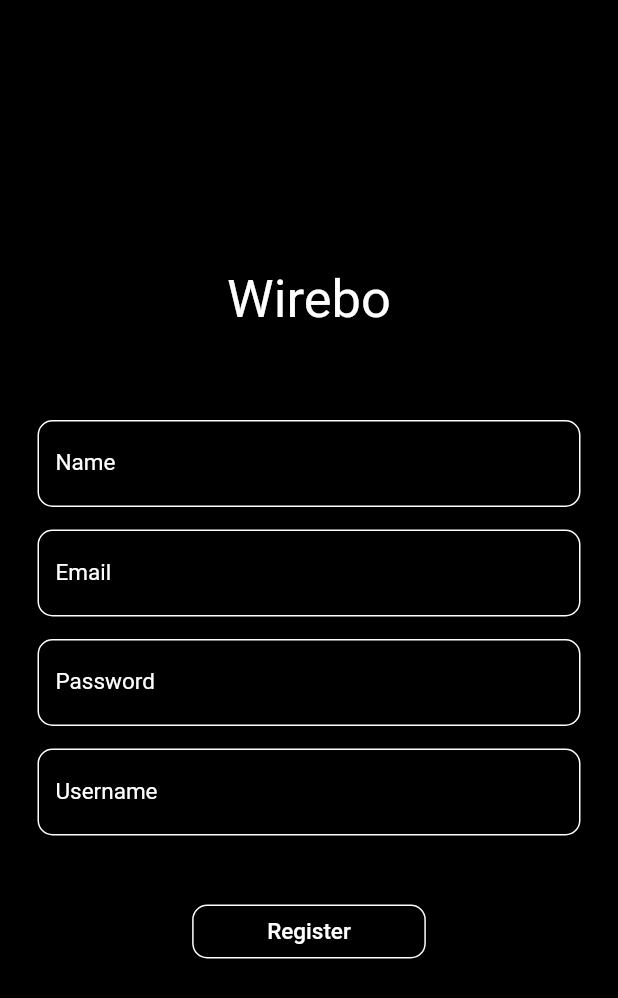
After one commit to mateigraura/wirebo-mobile, a Flutter app: the RegisterScreen screen opened by its route, on a phone screen of 412 x 824 dp. The commit adds this screen. Shown: the top 998 px of the screen. Run offline on Flutter 3.47's test engine with Material 2 defaults, Android fonts, the phone set to English and light mode, and no system bars; our stand-ins replace flutter_secure_storage; missing offline and left inert: global_configuration; accounts and stored records are empty.

Commit message:
refactoring and register screen

```diff
--- /dev/null
+++ b/assets/cfg/config.example.json
@@ -0,0 +1,3 @@
+{
+    "apiUrl": "http://host:port/api"
+}
--- /dev/null
+++ b/lib/screens/register_screen.dart
@@ -0,0 +1,170 @@
+import 'package:flutter/material.dart';
+import 'package:flutter/cupertino.dart';
+import 'package:wirebo/utils/constants.dart';
+import 'package:wirebo/extensions/string_extensions.dart';
+import 'package:wirebo/services/auth_service.dart' as auth;
+
+class RegisterScreen extends StatefulWidget {
+  @override
+  State<StatefulWidget> createState() => _RegisterScreenState();
+}
+
+class _RegisterScreenState extends State<RegisterScreen> {
+  String name, email, password, username;
+
+  @override
+  Widget build(BuildContext context) {
+    return Scaffold(
+        body: Container(
+            decoration: BoxDecoration(
+              color: Colors.black,
+            ),
+            padding: EdgeInsets.all(25),
+            child: Center(
+              child: SingleChildScrollView(
+                child: Column(
+                    crossAxisAlignment: CrossAxisAlignment.center,
+                    children: <Widget>[
+                      Container(
+                          margin: EdgeInsets.only(bottom: 50),
+                          child: Text(
+                            'Wirebo',
+                            style: TextStyle(fontSize: 35, color: Colors.white),
+                          )),
+                      _nameInput(),
+                      _emailInput(),
+                      _passwordInput(),
+                      _usernameInput(),
+                      _separator(),
+                      _registerBtn()
+                    ]),
+              ),
+            )));
+  }
+
+  _nameInput() {
+    return Container(
+        padding: EdgeInsets.only(top: 10),
+        child: TextField(
+          style: TextStyle(color: Colors.white, fontSize: 15),
+          textInputAction: TextInputAction.none,
+          keyboardType: TextInputType.name,
+          decoration: _inputDecoration('Name'),
+          onChanged: (String value) {
+            this.name = value;
+          },
+        ));
+  }
+
+  _emailInput() {
+    return Container(
+      padding: EdgeInsets.only(top: 15, bottom: 15),
+      child: TextField(
+        style: TextStyle(color: Colors.white, fontSize: 15),
+        textInputAction: TextInputAction.none,
+        keyboardType: TextInputType.emailAddress,
+        decoration: _inputDecoration("Email"),
+        onChanged: (String value) {
+          this.email = value;
+        },
+      ),
+    );
+  }
+
+  _passwordInput() {
+    return TextField(
+      style: TextStyle(color: Colors.white, fontSize: 15),
+      obscureText: true,
+      autocorrect: false,
+      enableSuggestions: false,
+      keyboardType: TextInputType.visiblePassword,
+      decoration: _inputDecoration("Password"),
+      onChanged: (String value) {
+        this.password = value;
+      },
+    );
+  }
+
+  _usernameInput() {
+    return Container(
+        padding: EdgeInsets.only(top: 15, bottom: 15),
+        child: TextField(
+          style: TextStyle(color: Colors.white, fontSize: 15),
+          textInputAction: TextInputAction.none,
+          keyboardType: TextInputType.name,
+          decoration: _inputDecoration('Username'),
+          onChanged: (String value) {
+            this.username = value;
+          },
+        ));
+  }
+
+  _registerBtn() {
+    return FlatButton(
+        padding: EdgeInsets.only(left: 50, right: 50),
+        textColor: Colors.white,
+        shape: new RoundedRectangleBorder(
+            borderRadius: BorderRadius.all(Radius.circular(10.0)),
+            side: BorderSide(color: Colors.white)),
+        child: Text(
+          'Register',
+          style: TextStyle(
+            color: Colors.white,
+            fontSize: 15,
+          ),
+        ),
+        onPressed: () async {
+          if (!this.email.isValidEmail()) {
+            _showMaterialDialog("Incorrect email");
+          }
+
+          String result = await auth.register(<String, String>{
+            'name': this.name,
+            'email': this.email,
+            'password': this.password,
+            'username': this.username
+          });
+
+          if (result != okMessage) {
+            _showMaterialDialog(result);
+          } else {
+            Navigator.pushNamed(context, '/home');
+          }
+        });
+  }
+
+  _showMaterialDialog(String value) {
+    showDialog(
+        context: context,
+        builder: (_) => new CupertinoAlertDialog(
+              content: new Text(value),
+              actions: <Widget>[
+                FlatButton(
+                  child: Text('Close'),
+                  onPressed: () {
+                    Navigator.of(context).pop();
+                  },
+                )
+              ],
+            ));
+  }
+
+  _inputDecoration(final String labelText) {
+    return InputDecoration(
+        floatingLabelBehavior: FloatingLabelBehavior.auto,
+        focusedBorder: OutlineInputBorder(
+            borderSide: BorderSide(color: Colors.white),
+            borderRadius: BorderRadius.all(Radius.circular(10))),
+        enabledBorder: OutlineInputBorder(
+            borderSide: BorderSide(color: Colors.white),
+            borderRadius: BorderRadius.all(Radius.circular(10))),
+        labelStyle: TextStyle(color: Colors.white),
+        labelText: labelText);
+  }
+
+  _separator() {
+    return SizedBox(
+      height: 25,
+    );
+  }
+}
--- a/lib/utils/constants.dart
+++ b/lib/utils/constants.dart
@@ -1,3 +1,3 @@
-final loginSuccessful = 'Login successful';
+final okMessage = 'Ok';
 
 final genericErrMessage = 'Something went wrong';
--- a/pubspec.yaml
+++ b/pubspec.yaml
@@ -25,8 +25,8 @@ dependencies:
     sdk: flutter
   flutter_secure_storage: ^3.3.5
   http: ^0.12.2
-  flutter_config: ^1.0.8
   loading: ^1.0.2
+  global_configuration: ^1.6.0
 
 
   # The following adds the Cupertino Icons font to your application.
@@ -49,6 +49,7 @@ flutter:
   uses-material-design: true
   assets:
    - assets/images/
+   - assets/cfg/
 
   # To add assets to your application, add an assets section, like this:
   # assets:
```
Also changed, not shown: lib/http/base_http.dart (+4 -3 lines), lib/main.dart (+6 -4 lines), lib/screens/login_screen.dart (+74 -56 lines), lib/services/auth_service.dart (+17 -3 lines), pubspec.lock, 2 other files.
